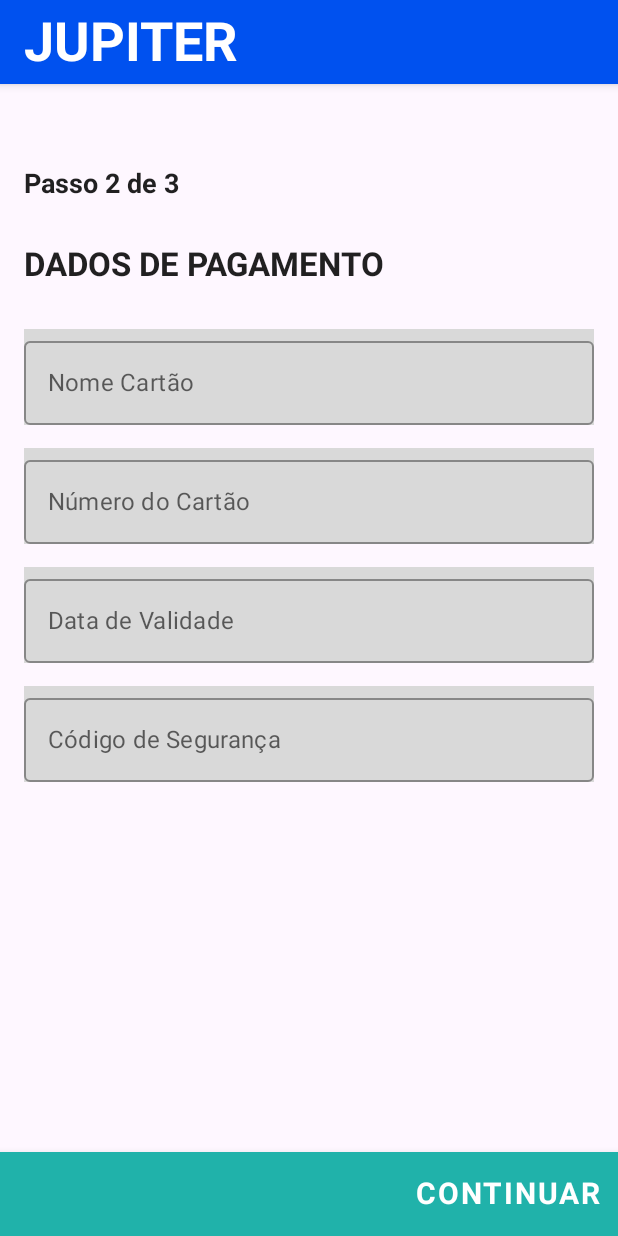
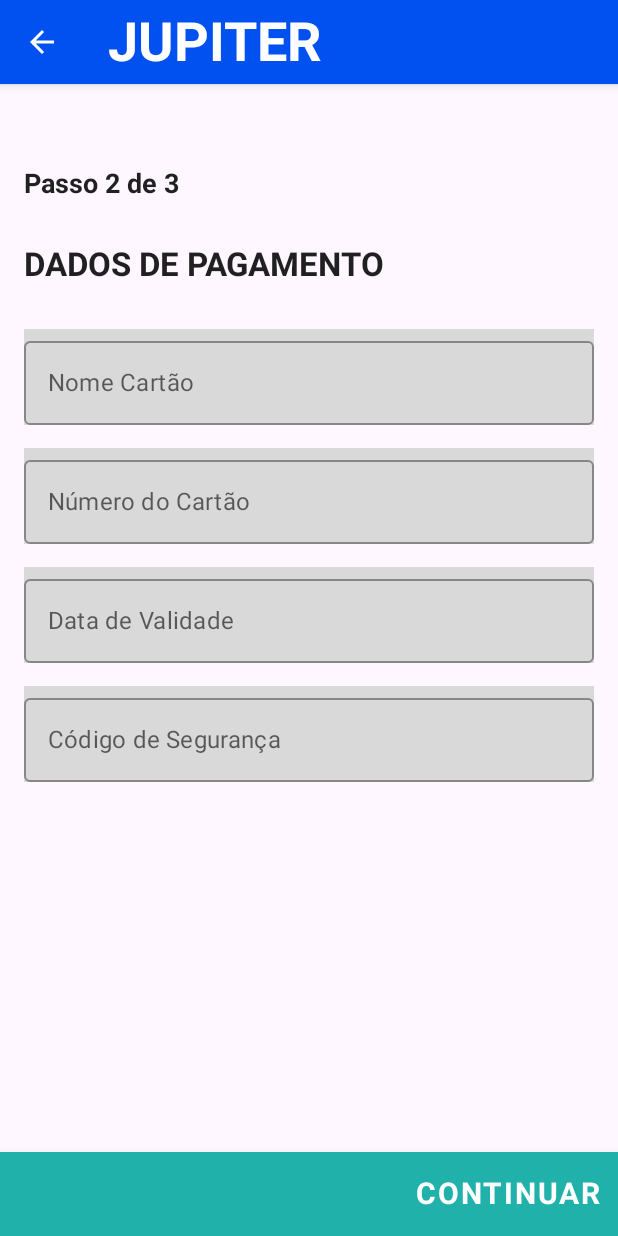
Before and after one commit to DanieleStein/Jupiter, an Android app built with Jetpack Compose: the RegisterPaymentScreen screen opened through its navigation route, on a phone screen of 412 x 824 dp. Run offline under Robolectric (Android 15) with nearby library versions, the phone set to English and light mode, and no system bars.

```diff
--- a/androidApp/src/main/java/br/com/jupiter/android/components/TopBar.kt
+++ b/androidApp/src/main/java/br/com/jupiter/android/components/TopBar.kt
@@ -23,7 +23,7 @@ import androidx.navigation.NavHostController
 import br.com.jupiter.android.R
 
 @Composable
-fun TopBar(title: String) {
+fun TopBar(title: String, navHostController: NavHostController?) {
     TopAppBar(
         title = {
             Text(
@@ -32,6 +32,11 @@ fun TopBar(title: String) {
                 fontSize = 36.sp,
                 color = Color.White
             )
+        },
+        navigationIcon = {
+            IconButton(onClick = { navHostController?.popBackStack()  }) {
+                Icon(Icons.Filled.ArrowBack, "backIcon", tint = Color.White)
+            }
         },
         backgroundColor = Color(0xFF0051EF)
     )
@@ -49,14 +54,14 @@ fun TopBarPerfil(title: String, navHostController: NavHostController?) {
             )
         },
         navigationIcon = {
-            IconButton(onClick = {}) {
+            IconButton(onClick = { navHostController?.popBackStack()  }) {
                 Icon(Icons.Filled.ArrowBack, "backIcon", tint = Color.White)
             }
         },
 
         actions = {
 
-            IconButton(onClick = { navHostController?.popBackStack() }) {
+            IconButton(onClick = { }) {
                 Image(
                     painter = painterResource(R.drawable.ic_profile2),
                     contentDescription = "Profile",
@@ -150,7 +155,7 @@ fun TopBarPerfilOnly(title: String) {
 @Preview
 @Composable
 fun TopBar1Preview() {
-    TopBar(title = "JUPITER")
+    TopBar(title = "JUPITER", navHostController = null)
 }
 
 @Preview
--- a/androidApp/src/main/java/br/com/jupiter/android/courses/CourseViewModel.kt
+++ b/androidApp/src/main/java/br/com/jupiter/android/courses/CourseViewModel.kt
@@ -20,16 +20,16 @@ class CourseViewModel(
     val cursos: StateFlow<DataResult<List<Curso>>> = _cursos
 
     init {
-        login()
+        getCursos()
     }
 
-    fun login() = viewModelScope.launch {
+/*    fun login() = viewModelScope.launch {
         API.token = API.instance.login(
             Login(email = "jamtibaes@yahoo.com.brr", senha = "1234")
         ).token
     }.invokeOnCompletion {
         getCursos()
-    }
+    }*/
 
     fun getCursos() = viewModelScope.launch {
         repository.getCursos().collectLatest {
--- a/androidApp/src/main/java/br/com/jupiter/android/orders/OrderScreen.kt
+++ b/androidApp/src/main/java/br/com/jupiter/android/orders/OrderScreen.kt
@@ -14,6 +14,7 @@ import androidx.compose.ui.text.font.FontWeight
 import androidx.compose.ui.tooling.preview.Preview
 import androidx.compose.ui.unit.dp
 import androidx.compose.ui.unit.sp
+import androidx.navigation.NavHostController
 import br.com.jupiter.android.MyApplicationTheme
 import br.com.jupiter.android.components.BottomBar
 import br.com.jupiter.android.components.TopBar
@@ -22,10 +23,11 @@ import br.com.jupiter.android.components.TopBar
 @Composable
 fun OrderScreen(
     onNextButtonClicked: () -> Unit,
+    navHostController: NavHostController?,
 ) {
     MyApplicationTheme() {
         Scaffold(
-            topBar = { TopBar(title = "JUPITER") },
+            topBar = { TopBar(title = "JUPITER", navHostController = navHostController) },
             bottomBar = {
                 BottomBar(title = "CONFIRMAR", onClick = {
                     onNextButtonClicked.invoke()
@@ -92,5 +94,5 @@ fun OrderScreen(
 @Preview
 @Composable
 fun OrderScreenPreview() {
-    OrderScreen() {}
+    OrderScreen({},navHostController = null)
 }
--- a/androidApp/src/main/java/br/com/jupiter/android/registerPayment/RegisterPaymentScreen.kt
+++ b/androidApp/src/main/java/br/com/jupiter/android/registerPayment/RegisterPaymentScreen.kt
@@ -20,6 +20,7 @@ import androidx.compose.ui.text.input.TextFieldValue
 import androidx.compose.ui.tooling.preview.Preview
 import androidx.compose.ui.unit.dp
 import androidx.compose.ui.unit.sp
+import androidx.navigation.NavHostController
 import br.com.jupiter.android.MyApplicationTheme
 import br.com.jupiter.android.components.BottomBar
 import br.com.jupiter.android.components.TopBar
@@ -28,6 +29,7 @@ import br.com.jupiter.android.components.TopBar
 @Composable
 fun RegisterPaymentScreen(
     onNextButtonClicked: () -> Unit,
+    navHostController: NavHostController?,
 ) {
 
     val nomeCartao = remember { mutableStateOf(TextFieldValue()) }
@@ -37,7 +39,7 @@ fun RegisterPaymentScreen(
 
     MyApplicationTheme() {
         Scaffold(
-            topBar = { TopBar(title = "JUPITER") },
+            topBar = { TopBar(title = "JUPITER", navHostController=navHostController) },
             bottomBar = {
                 BottomBar(
                     title = "CONTINUAR", onClick = {
@@ -112,5 +114,5 @@ fun RegisterPaymentScreen(
 @Preview
 @Composable
 fun RegisterPaymentScreenPreview() {
-    RegisterPaymentScreen() {}
+    RegisterPaymentScreen( navHostController =null, onNextButtonClicked = {})
 }
```
Also changed, not shown: androidApp/src/main/java/br/com/jupiter/android/content/ContentScreen.kt (+1 -13 lines), androidApp/src/main/java/br/com/jupiter/android/nav/Navigator.kt (+5 -9 lines), androidApp/src/main/java/br/com/jupiter/android/recoverPassword/RecoverPasswordScreen.kt (+4 -3 lines), androidApp/src/main/java/br/com/jupiter/android/registerUser1/RegisterUserScreen.kt (+6 -3 lines).
